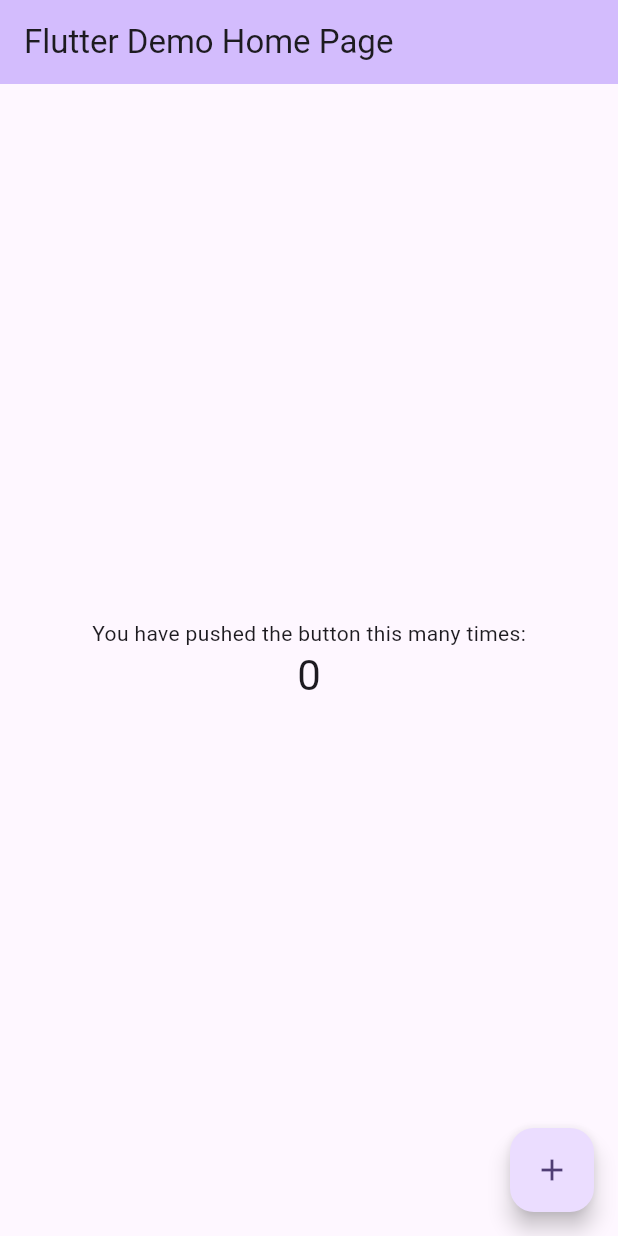
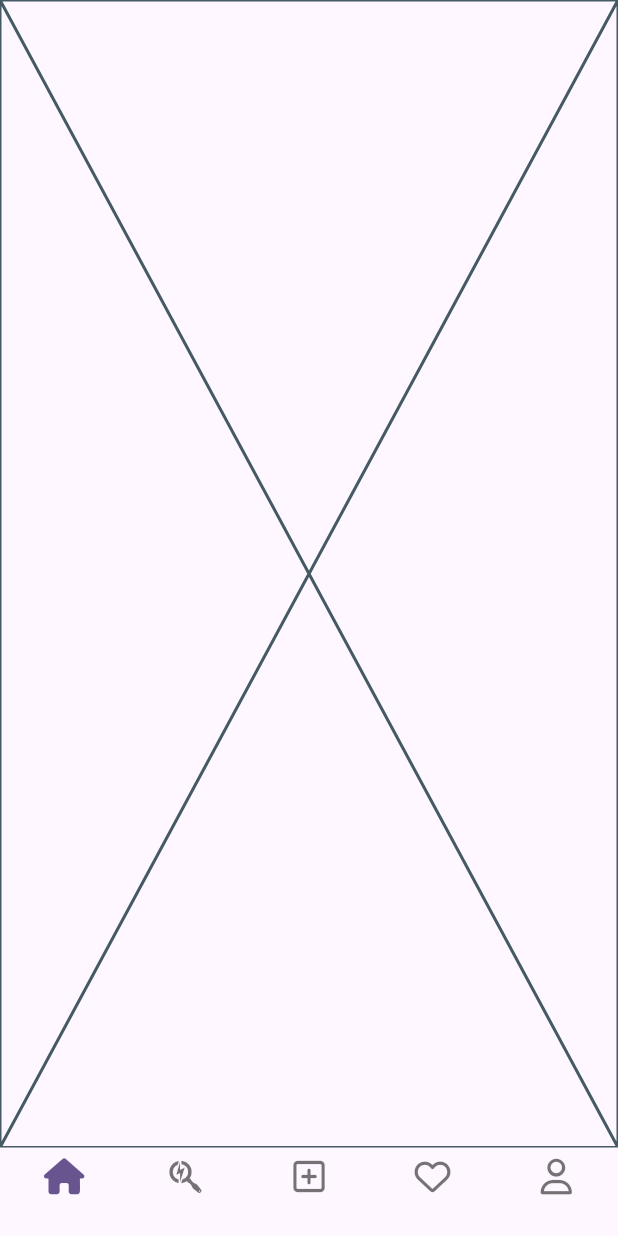
Before and after one commit to zz-yoon/tiktok_challenge, a Flutter app: the screen it shows after launch, on a phone screen of 412 x 824 dp. Run offline on Flutter 3.47's test engine with Material 3 defaults, Android fonts, the phone set to English and light mode, and no system bars; our stand-ins replace font_awesome_flutter.

Commit message:
🚧 Stack + offstage navigation
stack + offstage navigation

```diff
--- /dev/null
+++ b/lib/features/bottom_navigation/view/bottom_navigation_screen.dart
@@ -0,0 +1,74 @@
+import 'package:flutter/material.dart';
+import 'package:font_awesome_flutter/font_awesome_flutter.dart';
+import 'package:tiktok_challenge/features/activity/view/activity_screen.dart';
+import 'package:tiktok_challenge/features/home/view/home_screen.dart';
+import 'package:tiktok_challenge/features/profile/view/profile_screen.dart';
+import 'package:tiktok_challenge/features/search/view/search_screen.dart';
+import 'package:tiktok_challenge/features/write/view/write_screen.dart';
+
+class BottomNavigationScreen extends StatefulWidget {
+  const BottomNavigationScreen({super.key});
+
+  @override
+  State<BottomNavigationScreen> createState() => _BottomNavigationScreenState();
+}
+
+class _BottomNavigationScreenState extends State<BottomNavigationScreen> {
+  int _currentIndex = 0;
+
+  final List<Widget> _screens = const [
+    HomeScreen(),
+    SearchScreen(),
+    WriteScreen(),
+    ActivityScreen(),
+    ProfileScreen(),
+  ];
+
+  @override
+  Widget build(BuildContext context) {
+    return Scaffold(
+      body: SafeArea(
+        child: Stack(
+          children: [
+            ...List.generate(
+              _screens.length,
+              (index) {
+                return Offstage(
+                  offstage: _currentIndex != index,
+                  child: TickerMode(
+                    enabled: _currentIndex == index,
+                    child: _screens[index],
+                  ),
+                );
+              },
+            ),
+          ],
+        ),
+      ),
+      bottomNavigationBar: SafeArea(
+        child: BottomNavigationBar(
+          elevation: 0,
+          currentIndex: _currentIndex,
+          type: BottomNavigationBarType.fixed,
+          onTap: (index) {
+            setState(() {
+              _currentIndex = index;
+            });
+          },
+          items: [
+            BottomNavigationBarItem(
+                icon: Icon(FontAwesomeIcons.house), label: ""),
+            BottomNavigationBarItem(
+                icon: Icon(FontAwesomeIcons.searchengin), label: ""),
+            BottomNavigationBarItem(
+                icon: Icon(FontAwesomeIcons.squarePlus), label: ""),
+            BottomNavigationBarItem(
+                icon: Icon(FontAwesomeIcons.heart), label: ""),
+            BottomNavigationBarItem(
+                icon: Icon(FontAwesomeIcons.user), label: ""),
+          ],
+        ),
+      ),
+    );
+  }
+}
--- /dev/null
+++ b/lib/features/home/view/home_screen.dart
@@ -0,0 +1,10 @@
+import 'package:flutter/material.dart';
+
+class HomeScreen extends StatelessWidget {
+  const HomeScreen({super.key});
+
+  @override
+  Widget build(BuildContext context) {
+    return const Placeholder();
+  }
+}
--- a/lib/main.dart
+++ b/lib/main.dart
@@ -1,4 +1,5 @@
 import 'package:flutter/material.dart';
+import 'package:tiktok_challenge/features/bottom_navigation/view/bottom_navigation_screen.dart';
 
 void main() {
   runApp(const MyApp());
@@ -11,115 +12,11 @@
   @override
   Widget build(BuildContext context) {
     return MaterialApp(
-      title: 'Flutter Demo',
       theme: ThemeData(
-        // This is the theme of your application.
-        //
-        // TRY THIS: Try running your application with "flutter run". You'll see
-        // the application has a purple toolbar. Then, without quitting the app,
-        // try changing the seedColor in the colorScheme below to Colors.green
-        // and then invoke "hot reload" (save your changes or press the "hot
-        // reload" button in a Flutter-supported IDE, or press "r" if you used
-        // the command line to start the app).
-        //
-        // Notice that the counter didn't reset back to zero; the application
-        // state is not lost during the reload. To reset the state, use hot
-        // restart instead.
-        //
-        // This works for code too, not just values: Most code changes can be
-        // tested with just a hot reload.
         colorScheme: ColorScheme.fromSeed(seedColor: Colors.deepPurple),
         useMaterial3: true,
       ),
-      home: const MyHomePage(title: 'Flutter Demo Home Page'),
+      home: BottomNavigationScreen(),
     );
   }
 }
-
-class MyHomePage extends StatefulWidget {
-  const MyHomePage({super.key, required this.title});
-
-  // This widget is the home page of your application. It is stateful, meaning
-  // that it has a State object (defined below) that contains fields that affect
-  // how it looks.
-
-  // This class is the configuration for the state. It holds the values (in this
-  // case the title) provided by the parent (in this case the App widget) and
-  // used by the build method of the State. Fields in a Widget subclass are
-  // always marked "final".
-
-  final String title;
-
-  @override
-  State<MyHomePage> createState() => _MyHomePageState();
-}
-
-class _MyHomePageState extends State<MyHomePage> {
-  int _counter = 0;
-
-  void _incrementCounter() {
-    setState(() {
-      // This call to setState tells the Flutter framework that something has
-      // changed in this State, which causes it to rerun the build method below
-      // so that the display can reflect the updated values. If we changed
-      // _counter without calling setState(), then the build method would not be
-      // called again, and so nothing would appear to happen.
-      _counter++;
-    });
-  }
-
-  @override
-  Widget build(BuildContext context) {
-    // This method is rerun every time setState is called, for instance as done
-    // by the _incrementCounter method above.
-    //
-    // The Flutter framework has been optimized to make rerunning build methods
-    // fast, so that you can just rebuild anything that needs updating rather
-    // than having to individually change instances of widgets.
-    return Scaffold(
-      appBar: AppBar(
-        // TRY THIS: Try changing the color here to a specific color (to
-        // Colors.amber, perhaps?) and trigger a hot reload to see the AppBar
-        // change color while the other colors stay the same.
-        backgroundColor: Theme.of(context).colorScheme.inversePrimary,
-        // Here we take the value from the MyHomePage object that was created by
-        // the App.build method, and use it to set our appbar title.
-        title: Text(widget.title),
-      ),
-      body: Center(
-        // Center is a layout widget. It takes a single child and positions it
-        // in the middle of the parent.
-        child: Column(
-          // Column is also a layout widget. It takes a list of children and
-          // arranges them vertically. By default, it sizes itself to fit its
-          // children horizontally, and tries to be as tall as its parent.
-          //
-          // Column has various properties to control how it sizes itself and
-          // how it positions its children. Here we use mainAxisAlignment to
-          // center the children vertically; the main axis here is the vertical
-          // axis because Columns are vertical (the cross axis would be
-          // horizontal).
-          //
-          // TRY THIS: Invoke "debug painting" (choose the "Toggle Debug Paint"
-          // action in the IDE, or press "p" in the console), to see the
-          // wireframe for each widget.
-          mainAxisAlignment: MainAxisAlignment.center,
-          children: <Widget>[
-            const Text(
-              'You have pushed the button this many times:',
-            ),
-            Text(
-              '$_counter',
-              style: Theme.of(context).textTheme.headlineMedium,
-            ),
-          ],
-        ),
-      ),
-      floatingActionButton: FloatingActionButton(
-        onPressed: _incrementCounter,
-        tooltip: 'Increment',
-        child: const Icon(Icons.add),
-      ), // This trailing comma makes auto-formatting nicer for build methods.
-    );
-  }
-}
--- a/pubspec.yaml
+++ b/pubspec.yaml
@@ -34,6 +34,7 @@
   # The following adds the Cupertino Icons font to your application.
   # Use with the CupertinoIcons class for iOS style icons.
   cupertino_icons: ^1.0.8
+  font_awesome_flutter: ^10.8.0
 
 dev_dependencies:
   flutter_test:
```
Also changed, not shown: lib/constants/gaps.dart (added, +66 -0 lines), lib/constants/sizes.dart (added, +31 -0 lines), lib/features/activity/view/activity_screen.dart (added, +10 -0 lines), lib/features/profile/view/profile_screen.dart (added, +10 -0 lines), lib/features/search/view/search_screen.dart (added, +10 -0 lines), lib/features/settings/view/settings_screen.dart (added, +10 -0 lines), lib/features/write/view/write_screen.dart (added, +10 -0 lines), pubspec.lock, 1 other file.
